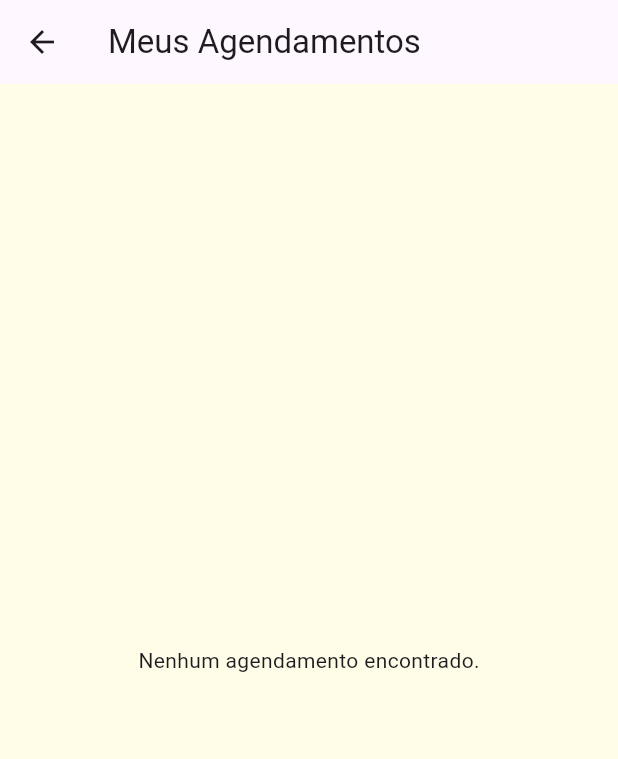
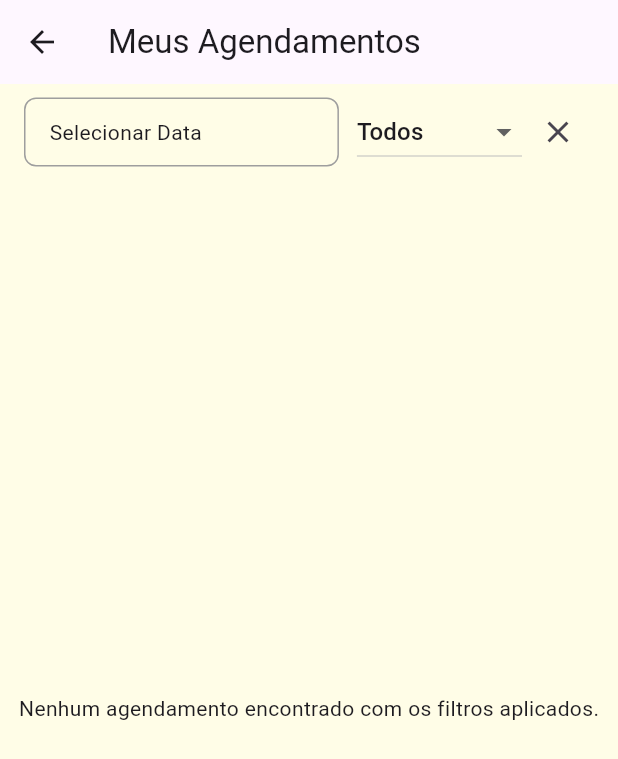
Before and after one commit to evaldocarlosaraujo/flutter_appagendasalao, a Flutter app: the MeusAgendamentosScreen screen opened directly, on a phone screen of 412 x 824 dp. Shown: the top 759 px of the screen. Run offline on Flutter 3.47's test engine with Material 3 defaults, Android fonts, the phone set to English and light mode, and no system bars; our stand-ins replace cloud_firestore, firebase_auth, firebase_core, firebase_messaging, flutter_multi_formatter, lottie; accounts and stored records are empty.

Commit message:
Adicionado Filtros em minha agenda

```diff
--- a/lib/views/meus_agendamentos_screen.dart
+++ b/lib/views/meus_agendamentos_screen.dart
@@ -2,19 +2,22 @@ import 'package:cloud_firestore/cloud_firestore.dart';
 import 'package:firebase_auth/firebase_auth.dart';
 import 'package:flutter/material.dart';
 
-/// Tela que mostra os agendamentos do usuário logado,
-/// permitindo cancelar agendamentos pendentes.
-class MeusAgendamentosScreen extends StatelessWidget {
-  // Pega o ID do usuário atual logado via FirebaseAuth
+class MeusAgendamentosScreen extends StatefulWidget {
+  @override
+  _MeusAgendamentosScreenState createState() => _MeusAgendamentosScreenState();
+}
+
+class _MeusAgendamentosScreenState extends State<MeusAgendamentosScreen> {
   final String userId = FirebaseAuth.instance.currentUser!.uid;
 
-  /// Função que exibe uma confirmação antes de cancelar o agendamento.
-  /// Se confirmado, deleta o agendamento no Firestore.
+  DateTime? selectedDate;
+  String selectedStatus = 'Todos';
+
+  /// Cancelar agendamento com confirmação
   void cancelarAgendamentoComConfirmacao(
     String agendamentoId,
     BuildContext context,
   ) async {
-    // Exibe diálogo para confirmar ação do usuário
     final confirmacao = await showDialog<bool>(
       context: context,
       builder:
@@ -23,34 +26,28 @@ class MeusAgendamentosScreen extends StatelessWidget {
             content: Text('Deseja realmente cancelar este agendamento?'),
             actions: [
               TextButton(
-                onPressed:
-                    () => Navigator.pop(context, false), // Usuário cancelou
+                onPressed: () => Navigator.pop(context, false),
                 child: Text('Não'),
               ),
               ElevatedButton(
-                onPressed:
-                    () => Navigator.pop(context, true), // Usuário confirmou
+                onPressed: () => Navigator.pop(context, true),
                 child: Text('Sim'),
               ),
             ],
           ),
     );
 
-    // Se usuário confirmou, prossegue para deletar
     if (confirmacao == true) {
       await FirebaseFirestore.instance
           .collection('agendamentos')
           .doc(agendamentoId)
           .delete();
-
-      // Mostra mensagem de sucesso
       ScaffoldMessenger.of(context).showSnackBar(
         SnackBar(content: Text('Agendamento cancelado com sucesso')),
       );
     }
   }
 
-  /// Exibe mensagem informando que agendamento confirmado não pode ser cancelado.
   void mostrarMensagemConfirmado(BuildContext context) {
     ScaffoldMessenger.of(context).showSnackBar(
       SnackBar(
@@ -60,42 +57,123 @@ class MeusAgendamentosScreen extends StatelessWidget {
     );
   }
 
+  /// Filtro de status
+  List<String> statusOptions = ['Todos', 'pendente', 'confirmado'];
+
   @override
   Widget build(BuildContext context) {
     return Scaffold(
       appBar: AppBar(title: Text('Meus Agendamentos')),
-      body: StreamBuilder<QuerySnapshot>(
-        // Escuta em tempo real os agendamentos do usuário atual
+      body: Column(
+        children: [
+          Padding(
+            padding: const EdgeInsets.symmetric(horizontal: 16, vertical: 8),
+            child: Row(
+              children: [
+                // Filtro por data
+                Expanded(
+                  child: InkWell(
+                    onTap: () async {
+                      final pickedDate = await showDatePicker(
+                        context: context,
+                        initialDate: selectedDate ?? DateTime.now(),
+                        firstDate: DateTime(2023),
+                        lastDate: DateTime(2100),
+                      );
+                      if (pickedDate != null) {
+                        setState(() => selectedDate = pickedDate);
+                      }
+                    },
+                    child: Container(
+                      padding: EdgeInsets.symmetric(
+                        vertical: 12,
+                        horizontal: 16,
+                      ),
+                      decoration: BoxDecoration(
+                        border: Border.all(color: Colors.grey),
+                        borderRadius: BorderRadius.circular(8),
+                      ),
+                      child: Text(
+                        selectedDate != null
+                            ? 'Data: ${selectedDate!.day}/${selectedDate!.month}/${selectedDate!.year}'
+                            : 'Selecionar Data',
+                      ),
+                    ),
+                  ),
+                ),
+                SizedBox(width: 12),
+                // Filtro por status
+                DropdownButton<String>(
+                  value: selectedStatus,
+                  onChanged: (value) => setState(() => selectedStatus = value!),
+                  items:
+                      statusOptions.map((status) {
+                        return DropdownMenuItem(
+                          value: status,
+                          child: Text(
+                            status[0].toUpperCase() + status.substring(1),
+                          ),
+                        );
+                      }).toList(),
+                ),
+                IconButton(
+                  icon: Icon(Icons.clear),
+                  tooltip: 'Limpar Filtros',
+                  onPressed:
+                      () => setState(() {
+                        selectedDate = null;
+                        selectedStatus = 'Todos';
+                      }),
+                ),
+              ],
+            ),
+          ),
+          Expanded(
+            child: StreamBuilder<QuerySnapshot>(
               stream:
                   FirebaseFirestore.instance
                       .collection('agendamentos')
                       .where('clienteId', isEqualTo: userId)
-                //.orderBy('dataHora') // Pode ordenar futuramente por data e hora
                       .snapshots(),
               builder: (context, snapshot) {
-          // Enquanto não tem dados, mostra indicador de carregamento
                 if (!snapshot.hasData)
                   return Center(child: CircularProgressIndicator());
 
-          final agendamentos = snapshot.data!.docs;
+                final docs = snapshot.data!.docs;
+                final agendamentosFiltrados =
+                    docs.where((doc) {
+                      final data = doc.data() as Map<String, dynamic>;
+                      final dataHora = DateTime.parse(data['dataHora']);
+                      final status =
+                          data['status']?.toLowerCase() ?? 'pendente';
 
-          // Caso não haja agendamentos, informa ao usuário
-          if (agendamentos.isEmpty) {
-            return Center(child: Text('Nenhum agendamento encontrado.'));
+                      final mesmoDia =
+                          selectedDate == null ||
+                          (dataHora.year == selectedDate!.year &&
+                              dataHora.month == selectedDate!.month &&
+                              dataHora.day == selectedDate!.day);
+
+                      final mesmoStatus =
+                          selectedStatus == 'Todos' || status == selectedStatus;
+
+                      return mesmoDia && mesmoStatus;
+                    }).toList();
+
+                if (agendamentosFiltrados.isEmpty) {
+                  return Center(
+                    child: Text(
+                      'Nenhum agendamento encontrado com os filtros aplicados.',
+                    ),
+                  );
                 }
 
-          // Lista os agendamentos em uma ListView
                 return ListView.builder(
-            itemCount: agendamentos.length,
+                  itemCount: agendamentosFiltrados.length,
                   itemBuilder: (context, index) {
-              final doc = agendamentos[index];
+                    final doc = agendamentosFiltrados[index];
                     final data = doc.data() as Map<String, dynamic>;
-
-              // Converte string para DateTime para exibir data/hora formatados
                     final dataHora = DateTime.parse(data['dataHora']);
-              // Status pode ser: pendente, confirmado, etc.
                     final status = data['status']?.toLowerCase() ?? 'pendente';
-              // Verifica se está confirmado para bloquear cancelamento
                     final confirmado = status == 'confirmado';
 
                     return Card(
@@ -107,31 +185,30 @@ class MeusAgendamentosScreen extends StatelessWidget {
                         subtitle: Column(
                           crossAxisAlignment: CrossAxisAlignment.start,
                           children: [
-                      // Mostra data e hora formatadas
                             Text(
                               '${dataHora.day}/${dataHora.month} às ${dataHora.hour}:${dataHora.minute.toString().padLeft(2, '0')}',
                             ),
                             SizedBox(height: 4),
-                      // Exibe status com cor diferente se confirmado ou pendente
                             Text(
                               'Status: ${status[0].toUpperCase()}${status.substring(1)}',
                               style: TextStyle(
-                          color: confirmado ? Colors.green : Colors.orange,
+                                color:
+                                    confirmado ? Colors.green : Colors.orange,
                                 fontWeight: FontWeight.bold,
                               ),
                             ),
                           ],
                         ),
-                  // Botão para cancelar agendamento (se permitido)
                         trailing: IconButton(
                           icon: Icon(Icons.cancel, color: Colors.orange),
                           onPressed: () {
                             if (confirmado) {
-                        // Se confirmado, mostra aviso que não pode cancelar
                               mostrarMensagemConfirmado(context);
                             } else {
-                        // Senão, mostra diálogo de confirmação e cancela
-                        cancelarAgendamentoComConfirmacao(doc.id, context);
+                              cancelarAgendamentoComConfirmacao(
+                                doc.id,
+                                context,
+                              );
                             }
                           },
                         ),
@@ -141,6 +218,9 @@ class MeusAgendamentosScreen extends StatelessWidget {
                 );
               },
             ),
+          ),
+        ],
+      ),
     );
   }
 }
```
Lines whose indentation alone changed are shown as unchanged.
